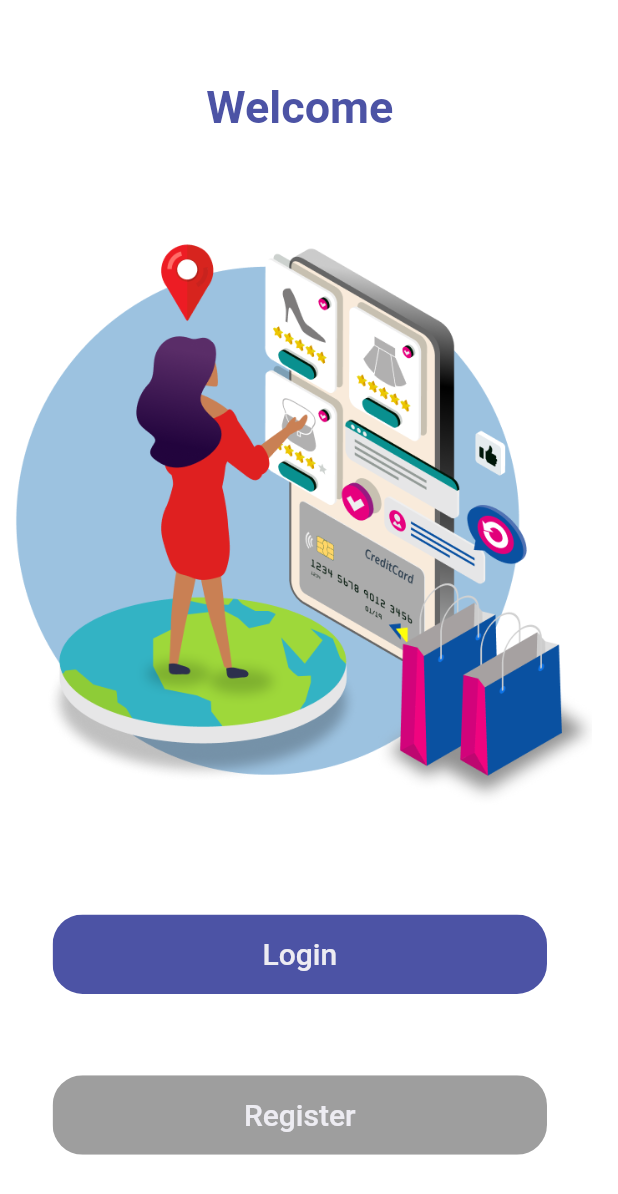
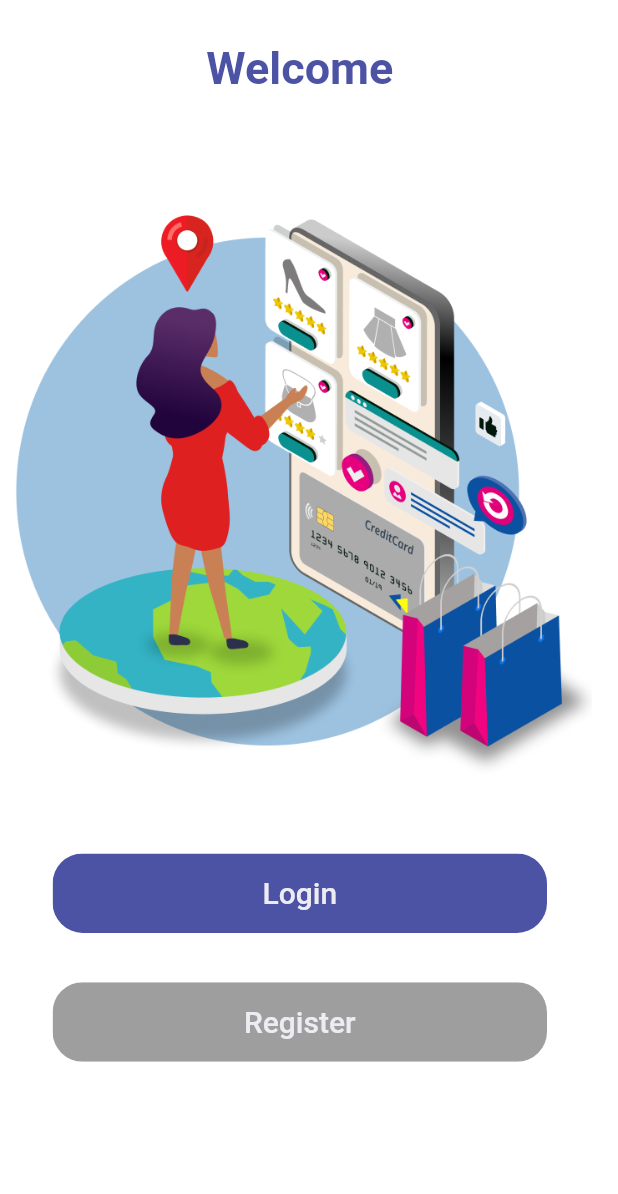
Before and after one commit to Pranit2000/Shopping, a Flutter app: the screen it shows after launch, on a phone screen of 412 x 824 dp. Shown: the top 1194 px of the screen. Run offline on Flutter 3.47's test engine with Material 2 defaults, Android fonts, the phone set to English and light mode, and no system bars; our stand-ins replace badges, curved_navigation_bar, firebase_auth, firebase_core, flutter_rating_bar, form_field_validator; missing offline and left inert: clippy_flutter; accounts and stored records are empty.

Commit message:
third commit

```diff
--- a/lib/main.dart
+++ b/lib/main.dart
@@ -1,3 +1,4 @@
+import 'package:firebase_core/firebase_core.dart';
 import 'package:flutter/material.dart';
 import 'package:shopping/screens/Cartpage.dart';
 import 'package:shopping/screens/Homepage.dart';
@@ -6,7 +7,9 @@
 import 'package:shopping/screens/Registerpage.dart';
 import 'package:shopping/screens/splashscreen.dart';
 
-void main() {
+void main() async {
+  WidgetsFlutterBinding.ensureInitialized();
+  await Firebase.initializeApp();
   runApp(const MyApp());
 }
 
--- a/lib/screens/splashscreen.dart
+++ b/lib/screens/splashscreen.dart
@@ -13,15 +13,22 @@
   @override
   Widget build(BuildContext context) {
     return Scaffold(
-      body: Column(
-        mainAxisAlignment: MainAxisAlignment.spaceEvenly,
+      body: SingleChildScrollView(
+        child: Column(
+          // mainAxisAlignment: MainAxisAlignment.spaceEvenly,
           children: [
-          Text(
+            Padding(
+              padding: const EdgeInsets.symmetric(vertical:28.0),
+              child: Text(
                 "Welcome",
                 style: TextStyle(
                     fontSize: 30,
                     color: Color(0xFF4C53A5),
                     fontWeight: FontWeight.bold),
+              ),
+            ),
+            SizedBox(
+              height: MediaQuery.of(context).size.height * 0.04,
             ),
             Padding(
               padding: const EdgeInsets.only(right: 5, left: 5),
@@ -31,6 +38,9 @@
                   height: MediaQuery.of(context).size.height * 0.5,
                 ),
               ),
+            ),
+            SizedBox(
+              height: MediaQuery.of(context).size.height * 0.04,
             ),
             Container(
               width: MediaQuery.of(context).size.width * 0.8,
@@ -56,6 +66,9 @@
                   ),
                 ),
               ),
+            ),
+            SizedBox(
+              height: MediaQuery.of(context).size.height * 0.04,
             ),
             Container(
               width: MediaQuery.of(context).size.width * 0.8,
@@ -84,6 +97,7 @@
             ),
           ],
         ),
+      ),
     );
   }
 }
--- a/pubspec.yaml
+++ b/pubspec.yaml
@@ -39,6 +39,8 @@
   clippy_flutter: ^2.0.0-nullsafety.1
   flutter_rating_bar: ^4.0.1
   form_field_validator: ^1.1.0
+  firebase_core: ^1.23.0
+  firebase_auth: ^3.10.0
 
 dev_dependencies:
   flutter_test:
```
Also changed, not shown: lib/screens/Loginscreen.dart (+16 -2 lines), lib/screens/Registerpage.dart (+11 -4 lines), pubspec.lock, 4 other files. Lines whose indentation alone changed are shown as unchanged.
